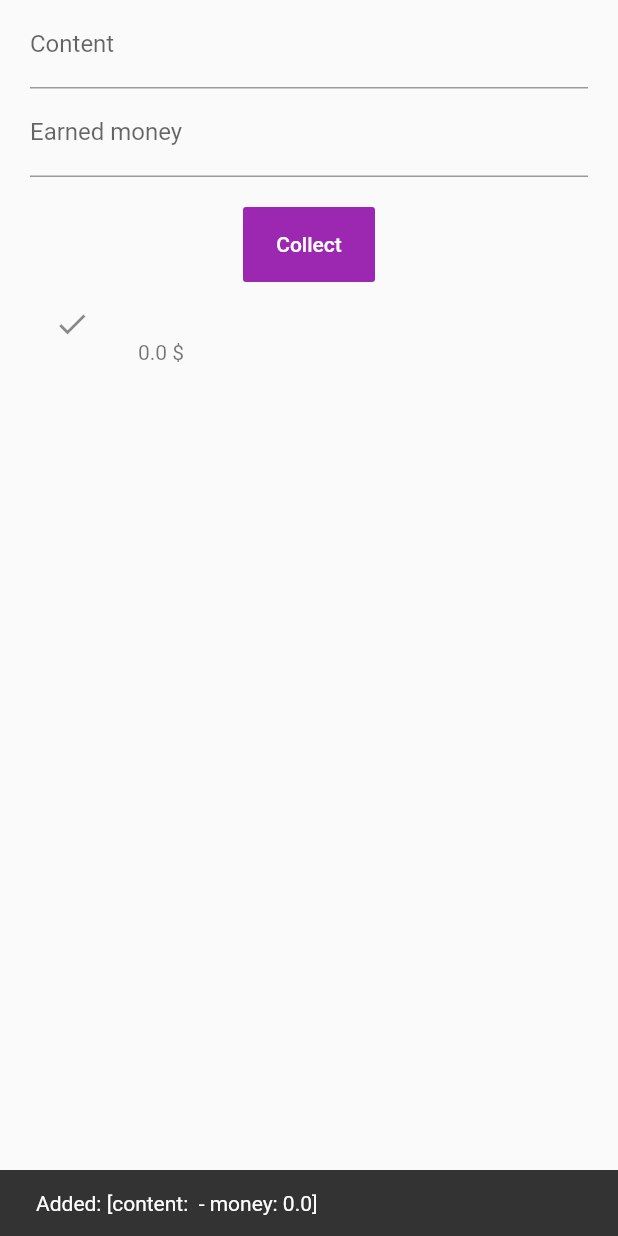
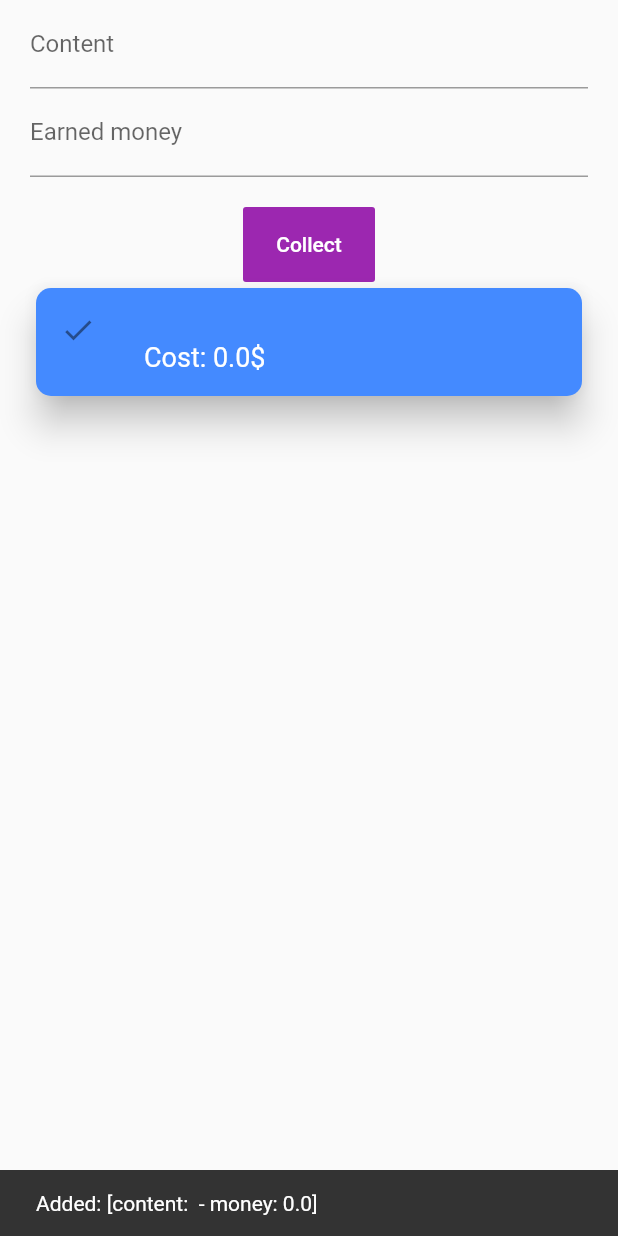
Before and after one commit to huannguyen4404/flutter, a Flutter app: the screen it shows after launch, after a tap on "Collect", on a phone screen of 412 x 824 dp. Run offline on Flutter 3.47's test engine with Material 2 defaults, Android fonts, the phone set to English and light mode, and no system bars.

Commit message:
use Card

```diff
--- a/flutter_playground/lib/simple_layout.dart
+++ b/flutter_playground/lib/simple_layout.dart
@@ -19,6 +19,37 @@ class _MyLayoutState extends State<MyLayout> {
 
   @override
   Widget build(BuildContext context) {
+    List<Widget> _buildListCards() {
+      int idx = 0;
+      return _items.map((item) {
+        idx++;
+        return Card(
+          shape:
+              RoundedRectangleBorder(borderRadius: BorderRadius.circular(10)),
+          color: idx % 2 == 0 ? Colors.cyan : Colors.blueAccent,
+          elevation: 10,
+          child: ListTile(
+            leading: const Icon(Icons.check),
+            title: Text(
+              item.content,
+              style: TextStyle(
+                fontWeight: FontWeight.bold,
+                fontSize: 18,
+                color: Colors.white,
+              ),
+            ),
+            subtitle: Text(
+              'Cost: ${item.money}\$',
+              style: TextStyle(fontSize: 18, color: Colors.white),
+            ),
+            onTap: () {
+              print('Tapped on: ${item.content}');
+            },
+          ),
+        );
+      }).toList();
+    }
+
     return MaterialApp(
       title: 'Stateful Widget',
       home: Scaffold(
@@ -68,16 +99,7 @@ class _MyLayoutState extends State<MyLayout> {
                 ),
               ),
               Column(
-                children: _items.map((item) {
-                  return ListTile(
-                    leading: const Icon(Icons.check),
-                    title: Text(item.content),
-                    subtitle: Text('${item.money} \$'),
-                    onTap: () {
-                      print('Item: ${item.content}');
-                    },
-                  );
-                }).toList(),
+                children: _buildListCards(),
               ),
             ],
           ),
```
